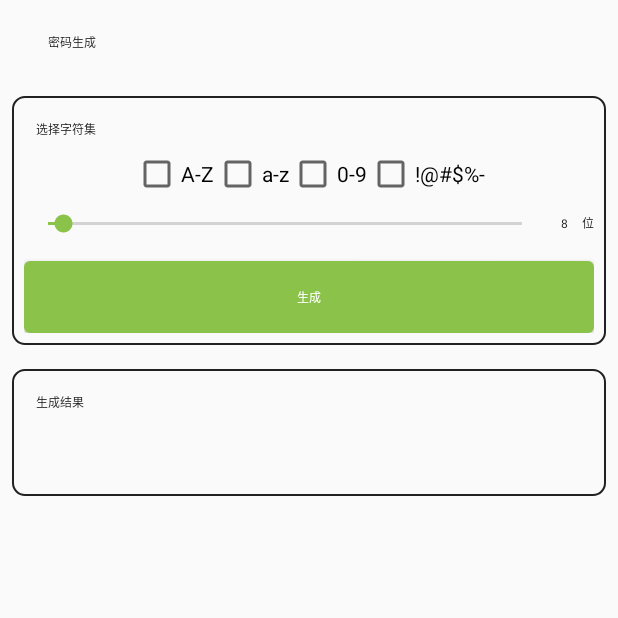
After one commit to xzlyf/keyBag, an Android app: the RandomActivity screen opened directly, with no data from a screen before it, on a phone screen of 412 x 824 dp, the top half of it. The commit adds this screen. Run offline under Robolectric (Android 15) with nearby library versions, the phone set to English and light mode, and no system bars; our stand-ins replace ButterKnife; libraries missing offline, so code that uses them is left out: com.orhanobut.logger; Roboto replaces fonts that are not available here.

Commit message:
随机生成密码页面完成 alpha分支

```diff
--- a/app/src/main/AndroidManifest.xml
+++ b/app/src/main/AndroidManifest.xml
@@ -22,7 +22,8 @@
         android:roundIcon="@drawable/lanuch_round"
         android:supportsRtl="true"
         android:theme="@style/AppTheme">
-        <activity android:name=".activity.AboutActivity"></activity>
+        <activity android:name=".activity.RandomActivity"></activity>
+        <activity android:name=".activity.AboutActivity" />
         <activity android:name=".activity.CategoryManagerActivity" />
 
         <service
--- a/app/src/main/java/com/xz/keybag/activity/AboutActivity.java
+++ b/app/src/main/java/com/xz/keybag/activity/AboutActivity.java
@@ -4,7 +4,6 @@ import android.graphics.drawable.Drawable;
 import android.widget.ImageView;
 import android.widget.TextView;
 
-import com.orhanobut.logger.Logger;
 import com.xz.keybag.R;
 import com.xz.keybag.base.BaseActivity;
 import com.xz.keybag.constant.Local;
@@ -46,10 +45,11 @@ public class AboutActivity extends BaseActivity {
 			tvVersion.setText(String.format("v%s", appVersion));
 		}
 
-		String[] appPermission = AppInfoUtils.getAppPermission(mContext, Local.PACKAGE_NAME);
-		for (String s : appPermission) {
-			Logger.d("权限：" + s);
-		}
+		//todo 反馈
+		//留言 POST
+		//http://cc.ys168.com/f_ht/ajcx/lyd.aspx?cz=lytj&pdgk=1&pdgly=0&pdzd=0&tou=1&yzm=undefined&_dlmc=xzlyf&_dlmm=
+		//body : sm留言人,nr内容
+
 	}
 
 
--- a/app/src/main/java/com/xz/keybag/activity/MainActivity.java
+++ b/app/src/main/java/com/xz/keybag/activity/MainActivity.java
@@ -232,7 +232,8 @@ public class MainActivity extends BaseActivity {
 		tvSlogan.setText(slogan);
 	}
 
-	@OnClick({R.id.tv_menu, R.id.tv_add, R.id.tv_secret, R.id.tv_move, R.id.tv_category,R.id.tv_about})
+	@OnClick({R.id.tv_menu, R.id.tv_add, R.id.tv_secret, R.id.tv_move, R.id.tv_category
+			, R.id.tv_about, R.id.tv_random})
 	public void onViewClick(View v) {
 
 		switch (v.getId()) {
@@ -254,6 +255,9 @@ public class MainActivity extends BaseActivity {
 				break;
 			case R.id.tv_about:
 				startActivity(new Intent(MainActivity.this, AboutActivity.class));
+				break;
+			case R.id.tv_random:
+				startActivity(new Intent(MainActivity.this, RandomActivity.class));
 				break;
 		}
 		drawerLayout.closeDrawer(GravityCompat.START);
--- /dev/null
+++ b/app/src/main/java/com/xz/keybag/activity/RandomActivity.java
@@ -0,0 +1,154 @@
+package com.xz.keybag.activity;
+
+import android.view.View;
+import android.widget.Button;
+import android.widget.CheckBox;
+import android.widget.EditText;
+import android.widget.ImageView;
+import android.widget.SeekBar;
+import android.widget.TextView;
+
+import androidx.annotation.NonNull;
+
+import com.google.android.material.snackbar.Snackbar;
+import com.xz.keybag.R;
+import com.xz.keybag.base.BaseActivity;
+import com.xz.utils.CopyUtil;
+
+import java.util.ArrayList;
+import java.util.Collections;
+import java.util.List;
+import java.util.Random;
+
+import butterknife.BindView;
+import butterknife.OnClick;
+
+public class RandomActivity extends BaseActivity {
+
+	@BindView(R.id.tv_back)
+	ImageView tvBack;
+	@BindView(R.id.cb_1)
+	CheckBox cb1;
+	@BindView(R.id.cb_2)
+	CheckBox cb2;
+	@BindView(R.id.cb_3)
+	CheckBox cb3;
+	@BindView(R.id.cb_4)
+	CheckBox cb4;
+	@BindView(R.id.tv_make)
+	Button tvMake;
+	@BindView(R.id.tv_pre)
+	TextView tvPre;
+	@BindView(R.id.seek_len)
+	SeekBar seekBar;
+	@BindView(R.id.et_len)
+	TextView etLen;
+	private String[] upperCase = {"A", "B", "C", "D", "E", "F", "G", "H", "I", "J", "K", "L", "M", "N", "O", "P", "Q", "R", "S", "T", "U", "V", "W", "X", "Y", "Z"};
+	private String[] lowerCase = {"a", "b", "c", "d", "e", "f", "g", "h", "i", "j", "k", "l", "m", "n", "o", "p", "q", "r", "s", "t", "u", "v", "w", "x", "y", "z"};
+	private String[] numberCase = {"0", "1", "2", "3", "4", "5", "6", "7", "8", "9"};
+	private String[] charCase = {"!", "@", "#", "$", "%", "-"};
+	//当前选中的字符集
+	private List<String> charList;
+	private Random mRandom;
+	private CopyUtil copyUtil;
+
+	@Override
+	public boolean homeAsUpEnabled() {
+		return true;
+	}
+
+	@Override
+	public int getLayoutResource() {
+		return R.layout.activity_random;
+	}
+
+	@Override
+	public void initData() {
+		changeStatusBarTextColor();
+		copyUtil = new CopyUtil(mContext);
+		mRandom = new Random();
+		charList = new ArrayList<>();
+
+		seekBar.setMax(255);
+		seekBar.setOnSeekBarChangeListener(new SeekBar.OnSeekBarChangeListener() {
+			@Override
+			public void onProgressChanged(SeekBar seekBar, int progress, boolean fromUser) {
+				if (progress <= 1) {
+					etLen.setText("1");
+					return;
+				}
+				etLen.setText(String.valueOf(progress));
+
+			}
+
+			@Override
+			public void onStartTrackingTouch(SeekBar seekBar) {
+
+			}
+
+			@Override
+			public void onStopTrackingTouch(SeekBar seekBar) {
+
+			}
+		});
+	}
+
+
+	@OnClick({R.id.tv_back, R.id.tv_make, R.id.tv_copy})
+	public void onViewClicked(View view) {
+		switch (view.getId()) {
+			case R.id.tv_back:
+				finish();
+				break;
+			case R.id.tv_make:
+				doIt();
+				break;
+			case R.id.tv_copy:
+				copyUtil.copyToClicp(tvPre.getText().toString().trim());
+				Snackbar.make(view, "已复制", Snackbar.LENGTH_SHORT).show();
+				break;
+		}
+	}
+
+	private void doIt() {
+		charList.clear();
+		if (cb1.isChecked()) {
+			Collections.addAll(charList, upperCase);
+		}
+		if (cb2.isChecked()) {
+			Collections.addAll(charList, lowerCase);
+		}
+		if (cb3.isChecked()) {
+			Collections.addAll(charList, numberCase);
+		}
+		if (cb4.isChecked()) {
+			Collections.addAll(charList, charCase);
+		}
+
+		if (charList.size() == 0) {
+			sToast("请至少选择一个字符集");
+			return;
+		}
+		int len;
+		try {
+			len = Integer.parseInt(etLen.getText().toString().trim());
+		} catch (NumberFormatException e) {
+			e.printStackTrace();
+			len = 8;
+		}
+		tvPre.setText(getRandom(len, charList));
+	}
+
+	/**
+	 * @param len      字符串生成长度
+	 * @param charList 随机生成的字符集
+	 */
+	public String getRandom(int len, @NonNull List<String> charList) {
+		int size = charList.size();
+		StringBuilder sBuff = new StringBuilder();
+		for (int i = 0; i < len; i++) {
+			sBuff.append(charList.get(mRandom.nextInt(size)));
+		}
+		return sBuff.toString();
+	}
+}
--- /dev/null
+++ b/app/src/main/res/drawable/bg_border.xml
@@ -0,0 +1,8 @@
+<?xml version="1.0" encoding="utf-8"?>
+<shape xmlns:android="http://schemas.android.com/apk/res/android"
+    android:shape="rectangle">
+    <corners android:radius="@dimen/dp_4" />
+    <stroke
+        android:width="1dp"
+        android:color="@color/primary_text" />
+</shape>
--- /dev/null
+++ b/app/src/main/res/drawable/btn_make.xml
@@ -0,0 +1,23 @@
+<?xml version="1.0" encoding="utf-8"?>
+<selector xmlns:android="http://schemas.android.com/apk/res/android">
+    <item android:state_enabled="false">
+        <shape android:shape="rectangle">
+            <corners android:radius="4dp"/>
+            <solid android:color="@color/deep_gray"/>
+        </shape>
+    </item>
+    <item android:state_pressed="true">
+        <shape android:shape="rectangle">
+            <corners android:radius="4dp"/>
+            <solid android:color="#759E75"/>
+        </shape>
+    </item>
+
+    <item android:state_pressed="false">
+        <shape android:shape="rectangle">
+            <corners android:radius="4dp"/>
+            <solid android:color="@color/colorAccent"/>
+        </shape>
+    </item>
+
+</selector>
--- /dev/null
+++ b/app/src/main/res/layout/activity_random.xml
@@ -0,0 +1,194 @@
+<?xml version="1.0" encoding="utf-8"?>
+<androidx.core.widget.NestedScrollView xmlns:android="http://schemas.android.com/apk/res/android"
+    xmlns:tools="http://schemas.android.com/tools"
+    android:layout_width="match_parent"
+    android:layout_height="match_parent"
+    tools:context=".activity.RandomActivity">
+
+    <LinearLayout
+        android:layout_width="match_parent"
+        android:layout_height="wrap_content"
+        android:orientation="vertical">
+
+        <LinearLayout
+            android:layout_width="match_parent"
+            android:layout_height="?attr/actionBarSize"
+            android:background="@color/transparent"
+            android:focusable="true"
+            android:focusableInTouchMode="true"
+            android:gravity="center_vertical"
+            android:orientation="horizontal">
+
+            <ImageView
+                android:id="@+id/tv_back"
+                style="@style/img_onclick_yuanxing"
+                android:layout_width="@dimen/dp_35"
+                android:layout_height="@dimen/dp_35"
+                android:layout_marginStart="@dimen/dp_10"
+                android:layout_marginEnd="@dimen/dp_10"
+                android:padding="@dimen/dp_5"
+                android:src="@mipmap/ic_back"
+                android:tint="@color/primary_text" />
+
+            <TextView
+                android:id="@+id/tv_title"
+                android:layout_width="0dp"
+                android:layout_height="wrap_content"
+                android:layout_marginStart="@dimen/dp_5"
+                android:layout_marginEnd="@dimen/dp_10"
+                android:layout_weight="1"
+                android:text="密码生成"
+                android:textColor="@color/primary_text"
+                android:textSize="@dimen/sp_16" />
+
+        </LinearLayout>
+
+        <LinearLayout
+            android:layout_width="match_parent"
+            android:layout_height="wrap_content"
+            android:layout_margin="@dimen/dp_10"
+            android:background="@drawable/bg_border"
+            android:focusable="true"
+            android:focusableInTouchMode="true"
+            android:orientation="vertical"
+            android:padding="@dimen/dp_5">
+
+            <TextView
+                android:layout_width="wrap_content"
+                android:layout_height="wrap_content"
+                android:layout_marginStart="@dimen/dp_20"
+                android:layout_marginTop="@dimen/dp_10"
+                android:layout_marginBottom="@dimen/dp_10"
+                android:text="选择字符集"
+                android:textColor="@color/primary_text"
+                android:textSize="@dimen/sp_16" />
+
+            <LinearLayout
+                android:layout_width="wrap_content"
+                android:layout_height="wrap_content"
+                android:layout_gravity="center"
+                android:layout_marginStart="@dimen/dp_10"
+                android:layout_marginEnd="@dimen/dp_10"
+                android:orientation="horizontal">
+
+                <CheckBox
+                    android:id="@+id/cb_1"
+                    android:layout_width="wrap_content"
+                    android:layout_height="wrap_content"
+                    android:text="A-Z" />
+
+                <CheckBox
+                    android:id="@+id/cb_2"
+                    android:layout_width="wrap_content"
+                    android:layout_height="wrap_content"
+                    android:text="a-z" />
+
+                <CheckBox
+                    android:id="@+id/cb_3"
+                    android:layout_width="wrap_content"
+                    android:layout_height="wrap_content"
+                    android:text="0-9" />
+
+                <CheckBox
+                    android:id="@+id/cb_4"
+                    android:layout_width="wrap_content"
+                    android:layout_height="wrap_content"
+                    android:text="!@#$%-" />
+            </LinearLayout>
+
+            <LinearLayout
+                android:layout_width="match_parent"
+                android:layout_height="wrap_content"
+                android:layout_marginTop="@dimen/dp_10"
+                android:layout_marginBottom="@dimen/dp_10"
+                android:gravity="center"
+                android:orientation="horizontal">
+
+                <SeekBar
+                    android:id="@+id/seek_len"
+                    android:layout_width="0dp"
+                    android:layout_height="wrap_content"
+                    android:layout_weight="1"
+                    android:progress="8" />
+
+                <TextView
+                    android:id="@+id/et_len"
+                    android:layout_width="@dimen/dp_35"
+                    android:layout_height="wrap_content"
+                    android:layout_marginStart="@dimen/dp_5"
+                    android:layout_marginEnd="@dimen/dp_5"
+                    android:background="@null"
+                    android:gravity="center"
+                    android:text="8"
+                    android:textColor="@color/primary_text"
+                    android:textSize="@dimen/sp_16" />
+
+                <TextView
+                    android:layout_width="wrap_content"
+                    android:layout_height="wrap_content"
+                    android:text="位"
+                    android:textColor="@color/primary_text"
+                    android:textSize="@dimen/sp_16" />
+            </LinearLayout>
+
+            <Button
+                android:id="@+id/tv_make"
+                android:layout_width="match_parent"
+                android:layout_height="wrap_content"
+                android:layout_marginTop="@dimen/dp_10"
+                android:background="@drawable/btn_make"
+                android:text="生成"
+                android:textColor="@color/white"
+                android:textSize="@dimen/sp_18" />
+        </LinearLayout>
+
+        <LinearLayout
+            android:layout_width="match_parent"
+            android:layout_height="wrap_content"
+            android:layout_margin="@dimen/dp_10"
+            android:background="@drawable/bg_border"
+            android:orientation="vertical"
+            android:padding="@dimen/dp_5">
+
+            <LinearLayout
+                android:layout_width="match_parent"
+                android:layout_height="wrap_content"
+                android:layout_marginStart="@dimen/dp_20"
+                android:layout_marginTop="@dimen/dp_10"
+                android:layout_marginEnd="@dimen/dp_20"
+                android:layout_marginBottom="@dimen/dp_10"
+                android:gravity="center"
+                android:orientation="horizontal">
+
+                <TextView
+                    android:layout_width="0dp"
+                    android:layout_height="wrap_content"
+                    android:layout_weight="1"
+                    android:text="生成结果"
+                    android:textColor="@color/primary_text"
+                    android:textSize="@dimen/sp_16" />
+
+                <ImageView
+                    android:id="@+id/tv_copy"
+                    android:layout_width="@dimen/dp_25"
+                    android:layout_height="@dimen/dp_25"
+                    android:layout_gravity="center"
+                    android:clickable="true"
+                    android:focusable="true"
+                    android:padding="@dimen/dp_3"
+                    android:src="@mipmap/ic_copy" />
+            </LinearLayout>
+
+            <TextView
+                android:id="@+id/tv_pre"
+                android:layout_width="wrap_content"
+                android:layout_height="wrap_content"
+                android:layout_gravity="center"
+                android:layout_margin="@dimen/dp_20"
+                android:textColor="@color/primary_text"
+                android:textSize="18sp" />
+        </LinearLayout>
+
+    </LinearLayout>
+
+</androidx.core.widget.NestedScrollView>
--- a/app/src/main/res/layout/nav_home.xml
+++ b/app/src/main/res/layout/nav_home.xml
@@ -112,10 +112,11 @@
                 style="@style/icon_textView"
                 android:layout_width="match_parent"
                 android:layout_height="wrap_content"
-                android:text="密码强度测试"
+                android:text="加密/解密工具"
                 app:icon_src="@mipmap/ic_test" />
 
             <com.xz.keybag.custom.IconTextView
+                android:id="@+id/tv_random"
                 style="@style/icon_textView"
                 android:layout_width="match_parent"
                 android:layout_height="wrap_content"
```
